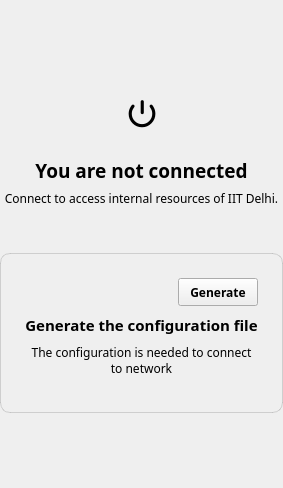
Qt form forms/connectscreen.ui (AaryaTalgaonkar/openvpn3-gui) before a commit.
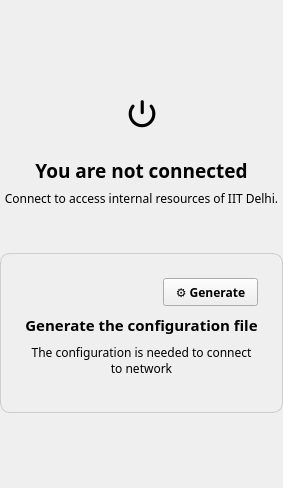
The same form after that commit.

Commit message: modify generate button

Diff of the .ui file:
```diff
--- a/forms/connectscreen.ui
+++ b/forms/connectscreen.ui
@@ -255,13 +255,13 @@
                   </property>
                   <property name="minimumSize">
                    <size>
-                    <width>80</width>
+                    <width>95</width>
                     <height>28</height>
                    </size>
                   </property>
                   <property name="maximumSize">
                    <size>
-                    <width>80</width>
+                    <width>95</width>
                     <height>28</height>
                    </size>
                   </property>
@@ -276,7 +276,7 @@
                    <cursorShape>PointingHandCursor</cursorShape>
                   </property>
                   <property name="text">
-                   <string>Generate</string>
+                    <string>⚙ Generate</string>
                   </property>
                  </widget>
                 </item>
```
Lines whose indentation alone changed are shown as unchanged. The commit also changes 1 other file.
